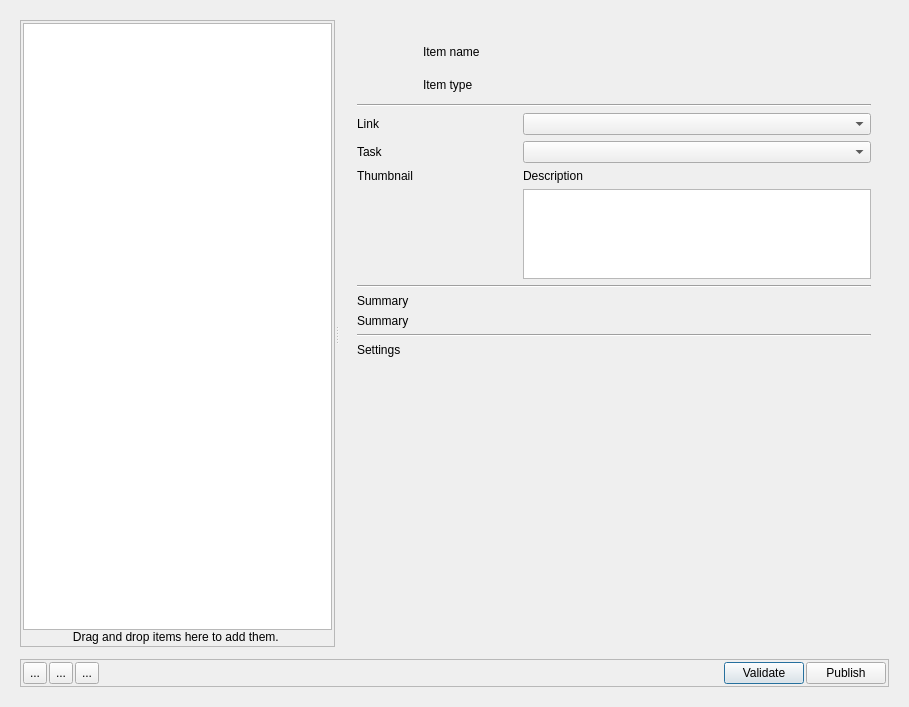
This is resources/dialog.ui in shotgunsoftware/tk-multi-publish2 as Qt 5 draws it before an edit. The edited form follows.
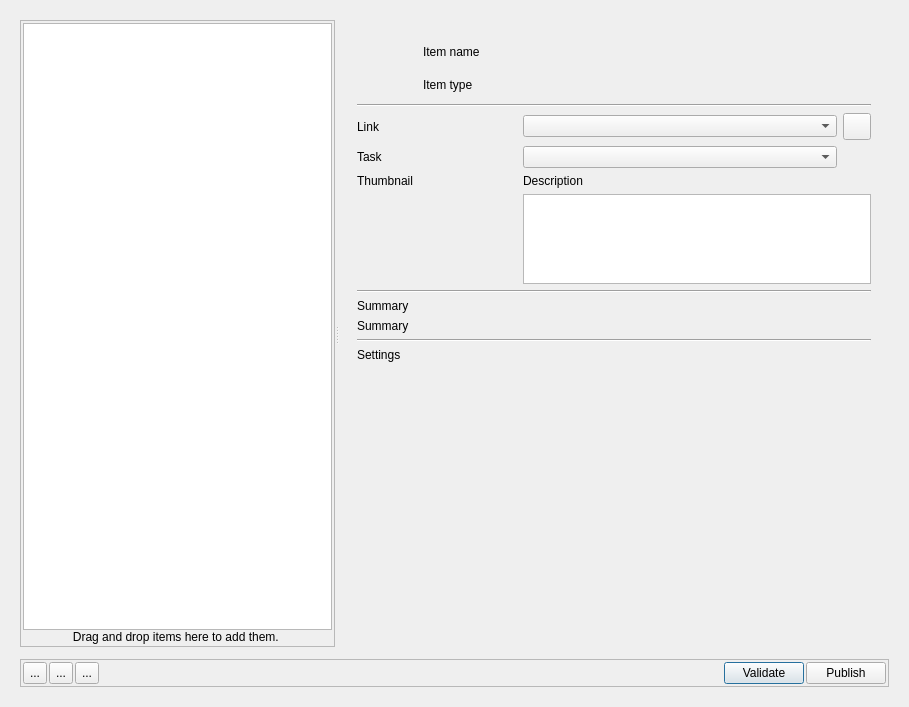
This is the edited form. Icons and pictures are not drawn. Custom widgets are drawn as their Qt base class.

Commit message: star button.

Diff of the .ui file:
```diff
--- a/resources/dialog.ui
+++ b/resources/dialog.ui
@@ -267,28 +267,6 @@
                </item>
                <item>
                 <layout class="QGridLayout" name="gridLayout">
-                 <item row="3" column="1">
-                  <widget class="QPlainTextEdit" name="item_comments">
-                   <property name="sizePolicy">
-                    <sizepolicy hsizetype="Expanding" vsizetype="Preferred">
-                     <horstretch>0</horstretch>
-                     <verstretch>0</verstretch>
-                    </sizepolicy>
-                   </property>
-                   <property name="minimumSize">
-                    <size>
-                     <width>0</width>
-                     <height>90</height>
-                    </size>
-                   </property>
-                   <property name="maximumSize">
-                    <size>
-                     <width>16777215</width>
-                     <height>90</height>
-                    </size>
-                   </property>
-                  </widget>
-                 </item>
                  <item row="3" column="0">
                   <widget class="Thumbnail" name="item_thumbnail">
                    <property name="minimumSize">
@@ -335,9 +313,6 @@
                  <item row="0" column="1">
                   <widget class="ContextWidget" name="item_context_entity"/>
                  </item>
-                 <item row="1" column="1">
-                  <widget class="TaskWidget" name="item_context_task"/>
-                 </item>
                  <item row="1" column="0">
                   <widget class="QLabel" name="label_7">
                    <property name="text">
@@ -345,6 +320,57 @@
                    </property>
                   </widget>
                  </item>
+                 <item row="1" column="1">
+                  <widget class="TaskWidget" name="item_context_task"/>
+                 </item>
+                 <item row="3" column="1" colspan="2">
+                  <widget class="QPlainTextEdit" name="item_comments">
+                   <property name="sizePolicy">
+                    <sizepolicy hsizetype="Expanding" vsizetype="Preferred">
+                     <horstretch>0</horstretch>
+                     <verstretch>0</verstretch>
+                    </sizepolicy>
+                   </property>
+                   <property name="minimumSize">
+                    <size>
+                     <width>0</width>
+                     <height>90</height>
+                    </size>
+                   </property>
+                   <property name="maximumSize">
+                    <size>
+                     <width>16777215</width>
+                     <height>90</height>
+                    </size>
+                   </property>
+                  </widget>
+                 </item>
+                 <item row="0" column="2">
+                  <widget class="QToolButton" name="item_favorites">
+                   <property name="sizePolicy">
+                    <sizepolicy hsizetype="Fixed" vsizetype="Fixed">
+                     <horstretch>0</horstretch>
+                     <verstretch>0</verstretch>
+                    </sizepolicy>
+                   </property>
+                   <property name="text">
+                    <string/>
+                   </property>
+                   <property name="icon">
+                    <iconset resource="resources.qrc">
+                     <normaloff>:/tk_multi_publish2/star.png</normaloff>:/tk_multi_publish2/star.png</iconset>
+                   </property>
+                   <property name="iconSize">
+                    <size>
+                     <width>20</width>
+                     <height>20</height>
+                    </size>
+                   </property>
+                   <property name="popupMode">
+                    <enum>QToolButton::InstantPopup</enum>
+                   </property>
+                  </widget>
+                 </item>
                 </layout>
                </item>
                <item>
```
The commit also changes 22 other files.
